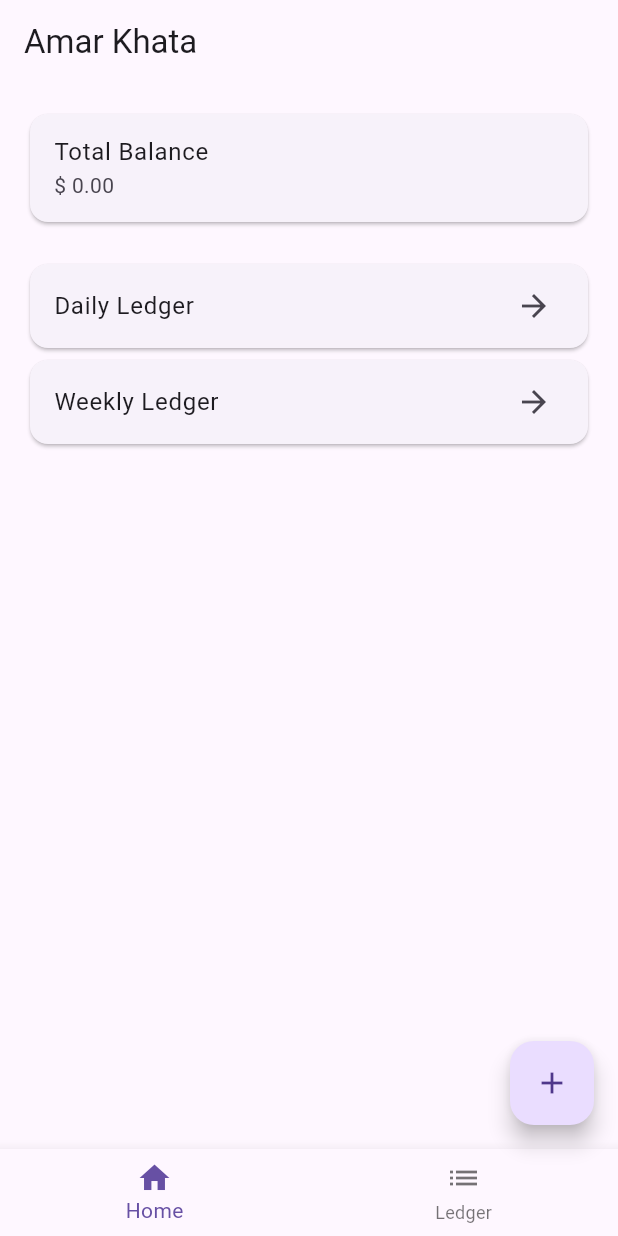
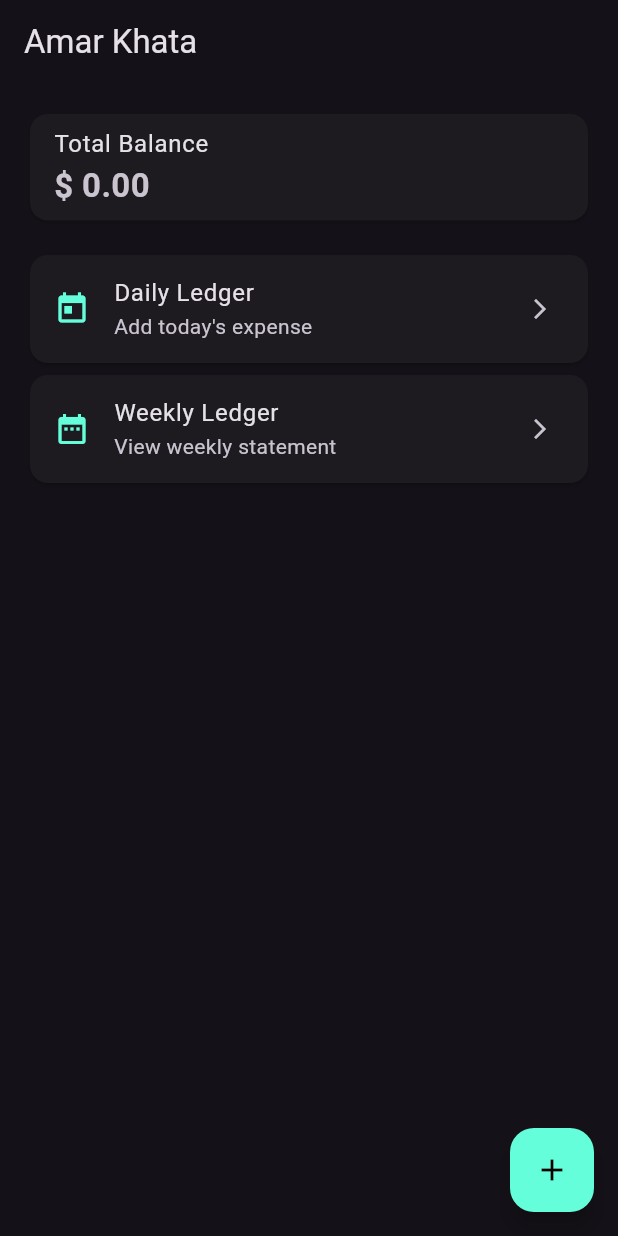
Before and after one commit to anisurrahaman768472-design/ledger-app, a Flutter app: the screen it shows after launch, after a tap on the "add" icon, on a phone screen of 412 x 824 dp. Run offline on Flutter 3.47's test engine with Material 3 defaults, Android fonts, the phone set to English and light mode, and no system bars.

Commit message:
Update main.dart

```diff
--- a/lib/main.dart
+++ b/lib/main.dart
@@ -1,88 +1,64 @@
 import 'package:flutter/material.dart';
 
-void main() => runApp(const MyKhataApp());
+void main() {
+  runApp(const MyApp());
+}
 
-class MyKhataApp extends StatelessWidget {
-  const MyKhataApp({super.key});
+class MyApp extends StatelessWidget {
+  const MyApp({super.key});
 
   @override
   Widget build(BuildContext context) {
     return MaterialApp(
       debugShowCheckedModeBanner: false,
-      theme: ThemeData(primarySwatch: Colors.teal),
-      home: const MainScreen(),
+      theme: ThemeData.dark(),
+      home: const HomeScreen(),
     );
   }
 }
 
-class MainScreen extends StatefulWidget {
-  const MainScreen({super.key});
-
-  @override
-  State<MainScreen> createState() => _MainScreenState();
-}
-
-class _MainScreenState extends State<MainScreen> {
-  int _currentIndex = 0; // এটি সবসময় হোম বাটন দিয়ে শুরু হবে
+class HomeScreen extends StatelessWidget {
+  const HomeScreen({super.key});
 
   @override
   Widget build(BuildContext context) {
     return Scaffold(
-      appBar: AppBar(title: const Text('Amar Khata')),
-      body: _currentIndex == 0 ? _buildHome() : _buildLedger(),
-      floatingActionButton: FloatingActionButton(
-        onPressed: () => print('Add clicked'),
-        child: const Icon(Icons.add),
+      appBar: AppBar(
+        title: const Text('Amar Khata'),
       ),
-      bottomNavigationBar: BottomNavigationBar(
-        currentIndex: _currentIndex,
-        onTap: (index) {
-          setState(() {
-            _currentIndex = index;
-          });
-        },
-        items: const [
-          BottomNavigationBarItem(icon: Icon(Icons.home), label: 'Home'),
-          BottomNavigationBarItem(icon: Icon(Icons.list), label: 'Ledger'),
-        ],
-      ),
-    );
-  }
-
-  Widget _buildHome() {
-    return ListView(
-      padding: const EdgeInsets.all(16),
-      children: [
-        const Card(
+      body: ListView(
+        padding: const EdgeInsets.all(16.0),
+        children: const [
+          Card(
             child: ListTile(
-            title: Text('Total Balance'),
-            subtitle: Text('\$ 0.00'),
+              title: Text('Total Balance', style: TextStyle(fontSize: 16)),
+              subtitle: Text('\$ 0.00', style: TextStyle(fontSize: 22, fontWeight: FontWeight.bold)),
             ),
           ),
-        const SizedBox(height: 20),
+          SizedBox(height: 15),
           Card(
             child: ListTile(
-            title: const Text('Daily Ledger'),
-            trailing: const Icon(Icons.arrow_forward),
-            onTap: () {
-              setState(() => _currentIndex = 1);
-            },
+              leading: Icon(Icons.today, color: Colors.tealAccent),
+              title: Text('Daily Ledger'),
+              subtitle: Text('Add today\'s expense'),
+              trailing: Icon(Icons.arrow_forward_ios, size: 16),
             ),
           ),
           Card(
             child: ListTile(
-            title: const Text('Weekly Ledger'),
-            trailing: const Icon(Icons.arrow_forward),
-            onTap: () {
-              setState(() => _currentIndex = 1);
-            },
+              leading: Icon(Icons.date_range, color: Colors.tealAccent),
+              title: Text('Weekly Ledger'),
+              subtitle: Text('View weekly statement'),
+              trailing: Icon(Icons.arrow_forward_ios, size: 16),
             ),
           ),
         ],
+      ),
+      floatingActionButton: FloatingActionButton(
+        backgroundColor: Colors.tealAccent,
+        onPressed: () {},
+        child: const Icon(Icons.add, color: Colors.black),
+      ),
     );
   }
-
-  Widget _buildLedger() {
-    return const Center(child: Text('Ledger Page: All transactions here'));
 }
-}
```
Lines whose indentation alone changed are shown as unchanged.
